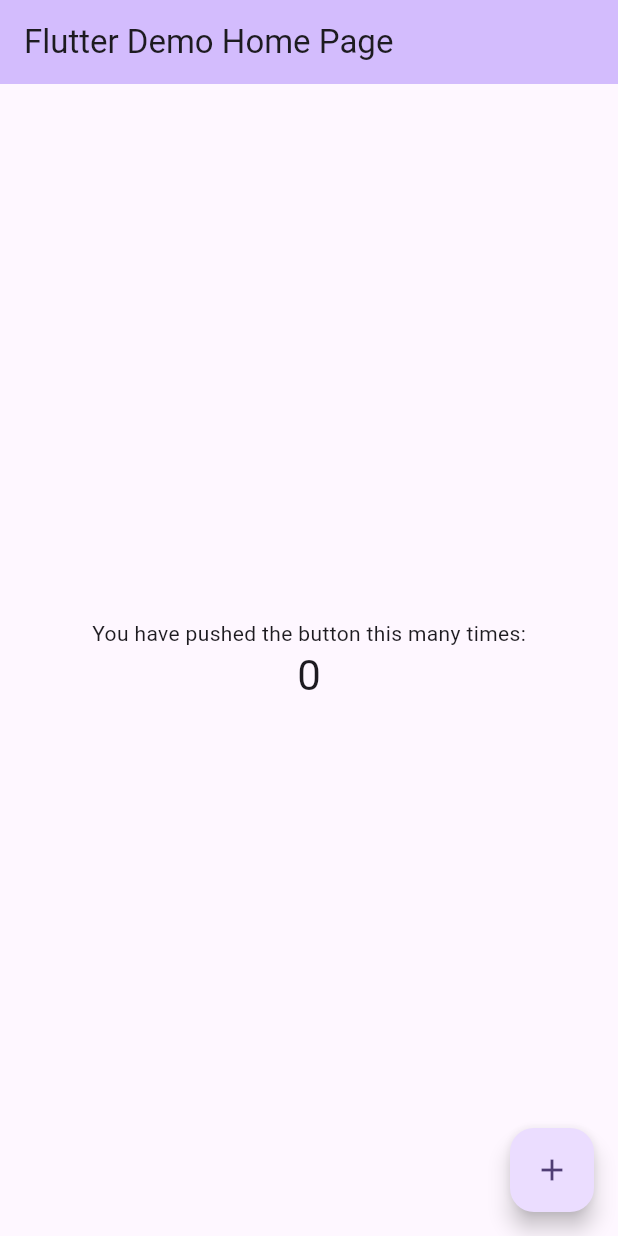
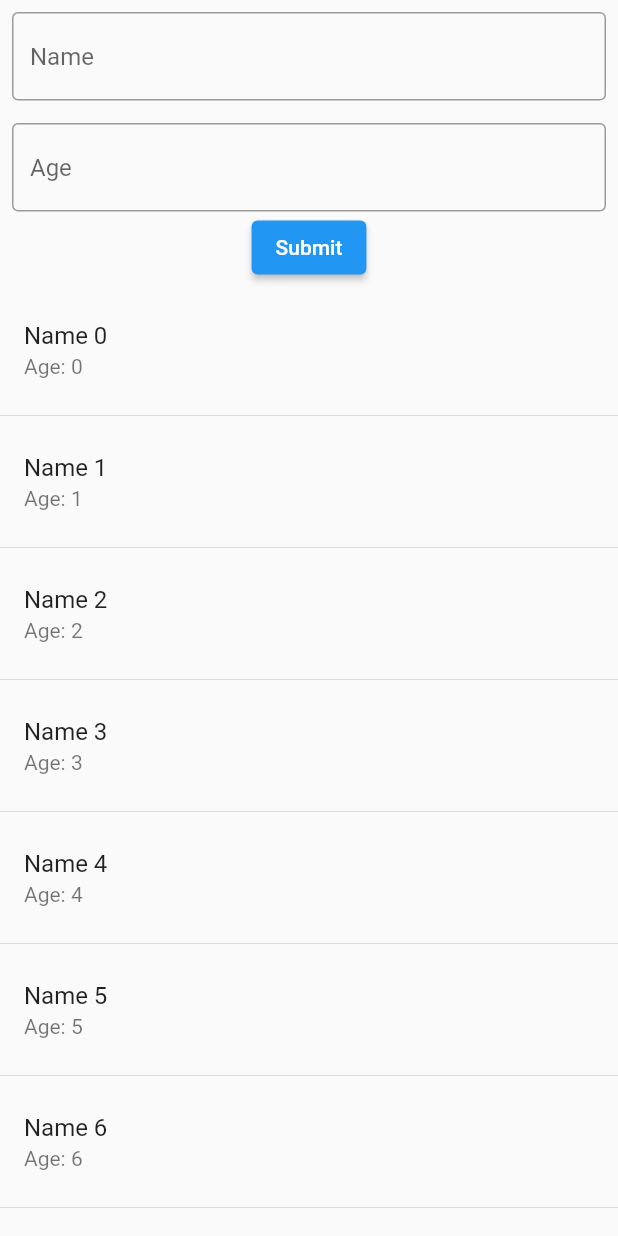
Before and after one commit to vaishakh-pk/Hivedemo-Flutter, a Flutter app: the screen it shows after launch, on a phone screen of 412 x 824 dp. Run offline on Flutter 3.47's test engine with Material 2 defaults, Android fonts, the phone set to English and light mode, and no system bars.

Commit message:
UI completed

```diff
--- /dev/null
+++ b/lib/Screens/Widgets/AddStudentWidget.dart
@@ -0,0 +1,44 @@
+import 'package:flutter/material.dart';
+
+class AddStudentWidget extends StatelessWidget {
+   AddStudentWidget({super.key});
+
+  final _nameControlller = TextEditingController();
+  final _ageController = TextEditingController();
+
+  @override
+  Widget build(BuildContext context) {
+    return Padding(
+      padding: const EdgeInsets.all(8.0),
+      child: Column(children:[
+            TextFormField(
+              controller: _nameControlller,
+              decoration: const InputDecoration(
+                border: OutlineInputBorder(),
+                hintText: 'Name',
+              ),
+            ),
+            const SizedBox(height: 15,),
+            TextFormField(
+              controller: _ageController,
+              decoration: const InputDecoration(
+                border: OutlineInputBorder(),
+                hintText: 'Age',
+              ),
+            ),
+            ElevatedButton(onPressed: (){submitInput();}, child: Text('Submit'))
+        ]),
+    );
+  }
+
+  Future<void> submitInput() async{
+    final _name = _nameControlller.text.trim();
+    final _age = _ageController.text.trim();
+
+    if(_name.isEmpty || _age.isEmpty)
+    {
+      return;
+    }
+    print('$_name $_age');
+  }
+}
--- /dev/null
+++ b/lib/Screens/Widgets/ListStudentWidget.dart
@@ -0,0 +1,17 @@
+import 'package:flutter/material.dart';
+
+class ListStudentWidget extends StatelessWidget {
+  const ListStudentWidget({super.key});
+
+  @override
+  Widget build(BuildContext context) {
+    return ListView.separated(itemBuilder: (ctx, index){
+      return ListTile(
+      title: Text('Name $index'),
+      subtitle: Text('Age: $index'),
+      );
+    }, separatorBuilder: (ctx, index){
+      return const Divider();
+    }, itemCount: 50);
+  }
+}
--- /dev/null
+++ b/lib/Screens/screen_main.dart
@@ -0,0 +1,18 @@
+import 'package:flutter/material.dart';
+
+import 'Widgets/AddStudentWidget.dart';
+import 'Widgets/ListStudentWidget.dart';
+
+class screen_main extends StatelessWidget {
+  const screen_main({super.key});
+
+  @override
+  Widget build(BuildContext context) {
+    return Scaffold(
+      body: SafeArea(child: Column(children: [
+        AddStudentWidget(),
+        const Expanded(child: ListStudentWidget())
+      ],)),
+    );
+  }
+}
--- a/lib/main.dart
+++ b/lib/main.dart
@@ -1,4 +1,5 @@
 import 'package:flutter/material.dart';
+import 'package:hivedemo/Screens/screen_main.dart';
 
 void main() {
   runApp(const MyApp());
@@ -11,115 +12,9 @@ class MyApp extends StatelessWidget {
   @override
   Widget build(BuildContext context) {
     return MaterialApp(
-      title: 'Flutter Demo',
-      theme: ThemeData(
-        // This is the theme of your application.
-        //
-        // TRY THIS: Try running your application with "flutter run". You'll see
-        // the application has a blue toolbar. Then, without quitting the app,
-        // try changing the seedColor in the colorScheme below to Colors.green
-        // and then invoke "hot reload" (save your changes or press the "hot
-        // reload" button in a Flutter-supported IDE, or press "r" if you used
-        // the command line to start the app).
-        //
-        // Notice that the counter didn't reset back to zero; the application
-        // state is not lost during the reload. To reset the state, use hot
-        // restart instead.
-        //
-        // This works for code too, not just values: Most code changes can be
-        // tested with just a hot reload.
-        colorScheme: ColorScheme.fromSeed(seedColor: Colors.deepPurple),
-        useMaterial3: true,
-      ),
-      home: const MyHomePage(title: 'Flutter Demo Home Page'),
+      title: 'StudentData',
+
+      home: const screen_main(),
     );
   }
 }
-
-class MyHomePage extends StatefulWidget {
-  const MyHomePage({super.key, required this.title});
-
-  // This widget is the home page of your application. It is stateful, meaning
-  // that it has a State object (defined below) that contains fields that affect
-  // how it looks.
-
-  // This class is the configuration for the state. It holds the values (in this
-  // case the title) provided by the parent (in this case the App widget) and
-  // used by the build method of the State. Fields in a Widget subclass are
-  // always marked "final".
-
-  final String title;
-
-  @override
-  State<MyHomePage> createState() => _MyHomePageState();
-}
-
-class _MyHomePageState extends State<MyHomePage> {
-  int _counter = 0;
-
-  void _incrementCounter() {
-    setState(() {
-      // This call to setState tells the Flutter framework that something has
-      // changed in this State, which causes it to rerun the build method below
-      // so that the display can reflect the updated values. If we changed
-      // _counter without calling setState(), then the build method would not be
-      // called again, and so nothing would appear to happen.
-      _counter++;
-    });
-  }
-
-  @override
-  Widget build(BuildContext context) {
-    // This method is rerun every time setState is called, for instance as done
-    // by the _incrementCounter method above.
-    //
-    // The Flutter framework has been optimized to make rerunning build methods
-    // fast, so that you can just rebuild anything that needs updating rather
-    // than having to individually change instances of widgets.
-    return Scaffold(
-      appBar: AppBar(
-        // TRY THIS: Try changing the color here to a specific color (to
-        // Colors.amber, perhaps?) and trigger a hot reload to see the AppBar
-        // change color while the other colors stay the same.
-        backgroundColor: Theme.of(context).colorScheme.inversePrimary,
-        // Here we take the value from the MyHomePage object that was created by
-        // the App.build method, and use it to set our appbar title.
-        title: Text(widget.title),
-      ),
-      body: Center(
-        // Center is a layout widget. It takes a single child and positions it
-        // in the middle of the parent.
-        child: Column(
-          // Column is also a layout widget. It takes a list of children and
-          // arranges them vertically. By default, it sizes itself to fit its
-          // children horizontally, and tries to be as tall as its parent.
-          //
-          // Column has various properties to control how it sizes itself and
-          // how it positions its children. Here we use mainAxisAlignment to
-          // center the children vertically; the main axis here is the vertical
-          // axis because Columns are vertical (the cross axis would be
-          // horizontal).
-          //
-          // TRY THIS: Invoke "debug painting" (choose the "Toggle Debug Paint"
-          // action in the IDE, or press "p" in the console), to see the
-          // wireframe for each widget.
-          mainAxisAlignment: MainAxisAlignment.center,
-          children: <Widget>[
-            const Text(
-              'You have pushed the button this many times:',
-            ),
-            Text(
-              '$_counter',
-              style: Theme.of(context).textTheme.headlineMedium,
-            ),
-          ],
-        ),
-      ),
-      floatingActionButton: FloatingActionButton(
-        onPressed: _incrementCounter,
-        tooltip: 'Increment',
-        child: const Icon(Icons.add),
-      ), // This trailing comma makes auto-formatting nicer for build methods.
-    );
-  }
-}
--- a/pubspec.yaml
+++ b/pubspec.yaml
@@ -30,6 +30,7 @@ environment:
 dependencies:
   flutter:
     sdk: flutter
+  hive_flutter: ^1.1.0
 
 
   # The following adds the Cupertino Icons font to your application.
@@ -39,6 +40,7 @@ dependencies:
 dev_dependencies:
   flutter_test:
     sdk: flutter
+  hive_generator: ^1.1.1
 
   # The "flutter_lints" package below contains a set of recommended lints to
   # encourage good coding practices. The lint set provided by the package is
```
Also changed, not shown: pubspec.lock, 1 other file.
